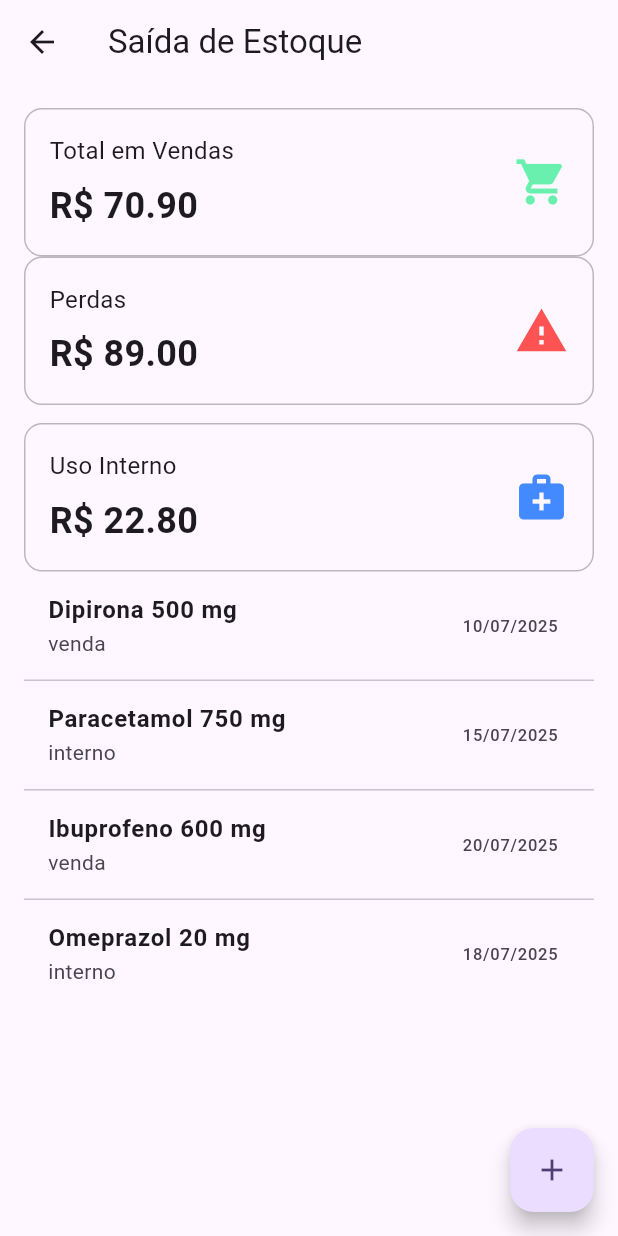
After one commit to josejefferson/farmastock, a Flutter app: the SaidaEstoquePage screen opened directly, on a phone screen of 412 x 824 dp. The commit adds this screen. Run offline on Flutter 3.47's test engine with Material 3 defaults, Android fonts, the phone set to English and light mode, and no system bars; our stand-ins replace brasil_fields, validators; missing offline and left inert: br_validators.

Commit message:
feat: Cria página de saída de estoque com informações e lista de produtos

```diff
--- /dev/null
+++ b/lib/pages/saida_estoque.dart
@@ -0,0 +1,73 @@
+import 'package:farmastock/constants/exemplo_produtos.dart';
+import 'package:farmastock/pages/saida_medicamento_page.dart';
+import 'package:farmastock/widgets/components/info_card.dart';
+import 'package:flutter/material.dart';
+
+class SaidaEstoquePage extends StatelessWidget {
+  const SaidaEstoquePage({super.key});
+
+  @override
+  Widget build(BuildContext context) {
+    return Scaffold(
+      appBar: AppBar(
+        title: const Text('Saída de Estoque'),
+      ),
+      body: SingleChildScrollView(
+        child: Padding(
+          padding: const EdgeInsets.all(16.0),
+          child: Column(
+            children: [
+              InfoCard(
+                texto: 'Total em Vendas',
+                valor: 'R\$ 70.90',
+                cor: Colors.greenAccent,
+                icon: Icons.shopping_cart,
+              ),
+              InfoCard(
+                texto: 'Perdas',
+                valor: 'R\$ 89.00',
+                cor: Colors.redAccent,
+                icon: Icons.warning,
+              ),
+              const SizedBox(height: 12),
+              const InfoCard(
+                texto: 'Uso Interno',
+                cor: Colors.blueAccent,
+                icon: Icons.medical_services,
+                valor: 'R\$ 22.80',
+              ),
+              ListView.separated(
+                shrinkWrap: true,
+                physics: const NeverScrollableScrollPhysics(),
+                itemCount: produtosExemplo.length,
+                separatorBuilder: (context, index) => const Divider(height: 1),
+                itemBuilder: (context, index) {
+                  final produto = produtosExemplo[index];
+                  return ListTile(
+                    title: Text(
+                      produto['nome']! as String,
+                      style: const TextStyle(fontWeight: FontWeight.bold),
+                    ),
+                    subtitle: Text(produto['tipoSaida']! as String),
+                    trailing: Text(produto['dataSaida']! as String),
+                  );
+                },
+              ),
+            ],
+          ),
+        ),
+      ),
+      floatingActionButton: FloatingActionButton(
+        onPressed: () {
+          Navigator.push(
+            context,
+            MaterialPageRoute(
+              builder: (context) => const SaidaMedicamentoPage(),
+            ),
+          );
+        },
+        child: const Icon(Icons.add),
+      ),
+    );
+  }
+}
--- a/lib/pages/saida_medicamento_page.dart
+++ b/lib/pages/saida_medicamento_page.dart
@@ -77,7 +77,6 @@ class _SaidaMedicamentoPageState extends State<SaidaMedicamentoPage> {
                     return null;
                   },
                 ),
-
                 TextFormField(
                   controller: fornecedorController,
                   decoration: InputDecoration(
@@ -91,7 +90,6 @@ class _SaidaMedicamentoPageState extends State<SaidaMedicamentoPage> {
                     return null;
                   },
                 ),
-
                 TextFormField(
                   controller: quantidadeController,
                   decoration: InputDecoration(
@@ -113,7 +111,6 @@ class _SaidaMedicamentoPageState extends State<SaidaMedicamentoPage> {
                     return null;
                   },
                 ),
-
                 TextFormField(
                   controller: precoCustoController,
                   decoration: const InputDecoration(
@@ -132,7 +129,6 @@ class _SaidaMedicamentoPageState extends State<SaidaMedicamentoPage> {
                     return null;
                   },
                 ),
-
                 TextFormField(
                   controller: validadeController,
                   decoration: InputDecoration(
@@ -157,7 +153,6 @@ class _SaidaMedicamentoPageState extends State<SaidaMedicamentoPage> {
                     return null;
                   },
                 ),
-
                 TextFormField(
                   controller: precoVendaController,
                   decoration: const InputDecoration(
@@ -176,7 +171,6 @@ class _SaidaMedicamentoPageState extends State<SaidaMedicamentoPage> {
                     return null;
                   },
                 ),
-
                 SizedBox(
                   width: double.infinity,
                   child: ElevatedButton(
```
Lines whose indentation alone changed are shown as unchanged.
